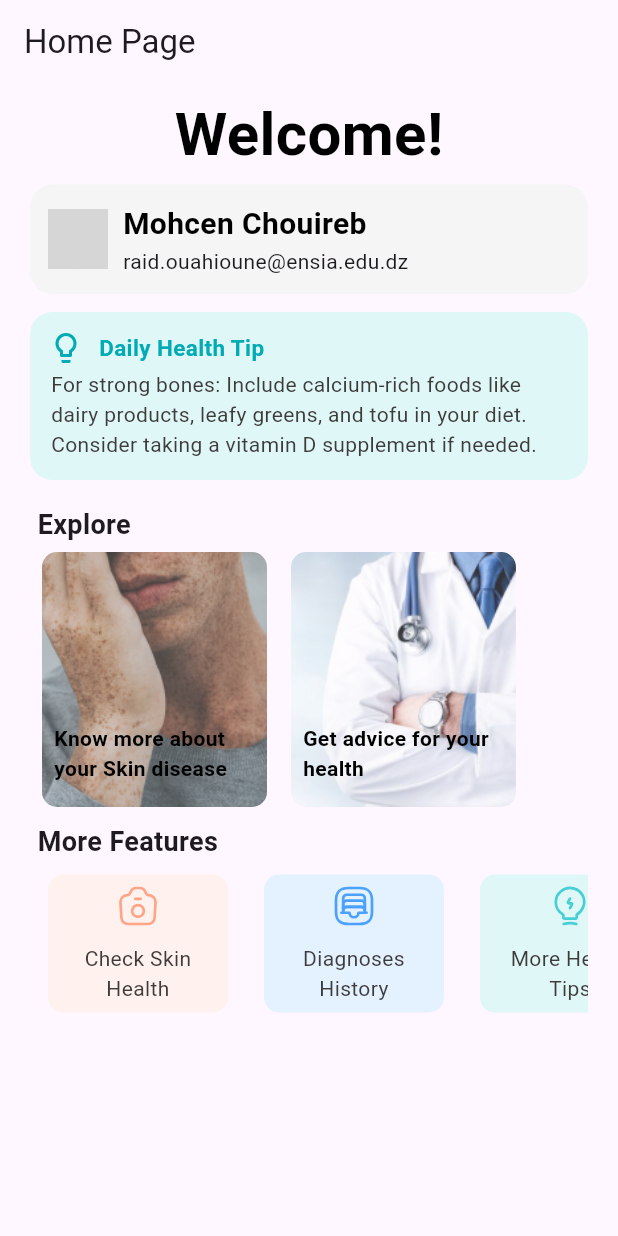
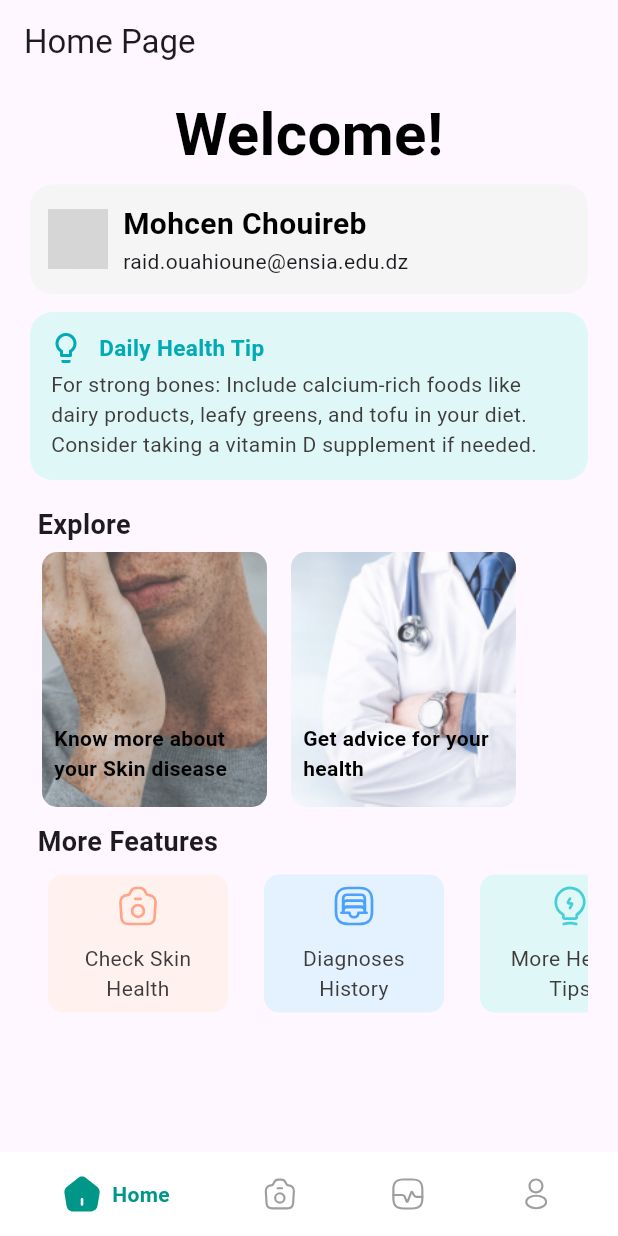
Before and after one commit to aminesslmn/apocalypse, a Flutter app: the screen it shows after launch, on a phone screen of 412 x 824 dp. Run offline on Flutter 3.47's test engine with Material 3 defaults, Android fonts, the light colour scheme and no system bars; our stand-ins replace flutter_svg; network calls fail; grey boxes are pictures that could not be loaded.

Commit message:
added the NavBar class

```diff
--- a/lib/features/feed/components/navbar.dart
+++ b/lib/features/feed/components/navbar.dart
@@ -1,72 +1,85 @@
+// navbar.dart
+
 import 'package:flutter/material.dart';
 import 'package:flutter_svg/flutter_svg.dart';
 
 class BottomNavBar extends StatelessWidget {
-  final int selectedIndex;
+  final int currentIndex;
   final ValueChanged<int> onItemTapped;
+  final List<String> screenNames;
 
   const BottomNavBar({
     Key? key,
-    required this.selectedIndex,
+    required this.currentIndex,
     required this.onItemTapped,
+    required this.screenNames,
   }) : super(key: key);
 
   @override
   Widget build(BuildContext context) {
-    return BottomAppBar(
+    return Container(
+      padding: EdgeInsets.symmetric(horizontal: 12.0, vertical: 16.0),
+      color: Colors.white,
       child: Row(
         mainAxisAlignment: MainAxisAlignment.spaceAround,
+        children: List.generate(4, (index) {
+          final bool isSelected = currentIndex == index;
+
+          return GestureDetector(
+            onTap: () => onItemTapped(index),
+            child: AnimatedContainer(
+              duration: Duration(milliseconds: 00),
+              curve: Curves.easeInOut,
+              child: Row(
                 children: [
-          _buildNavItem(
-            iconPath: 'assets/icons/home.svg',
-            title: 'Home',
-            index: 0,
+                  AnimatedScale(
+                    scale: isSelected ? 1.2 : 1.0,
+                    duration: Duration(milliseconds: 200),
+                    curve: Curves.easeInOut,
+                    child: SvgPicture.asset(
+                      _getIconPath(index),
+                      color: isSelected ? Colors.teal : Colors.grey,
+                      height: 24.0,
+                      width: 24.0,
                     ),
-          _buildNavItem(
-            iconPath: 'assets/icons/search.svg',
-            title: 'Search',
-            index: 1,
                   ),
-          _buildNavItem(
-            iconPath: 'assets/icons/notifications.svg',
-            title: 'Notifications',
-            index: 2,
+                  if (isSelected)
+                    AnimatedSlide(
+                      offset: isSelected ? Offset(0, 0) : Offset(1, 0),
+                      duration: Duration(milliseconds: 200),
+                      curve: Curves.easeInOut,
+                      child: Padding(
+                        padding: const EdgeInsets.only(left: 8.0),
+                        child: Text(
+                          screenNames[index],
+                          style: TextStyle(
+                            color: Colors.teal,
+                            fontWeight: FontWeight.bold,
                           ),
-          _buildNavItem(
-            iconPath: 'assets/icons/profile.svg',
-            title: 'Profile',
-            index: 3,
+                        ),
+                      ),
                     ),
                 ],
+              ),
+            ),
+          );
+        }),
       ),
     );
   }
 
-  Widget _buildNavItem({
-    required String iconPath,
-    required String title,
-    required int index,
-  }) {
-    final isSelected = selectedIndex == index;
-
-    return GestureDetector(
-      onTap: () => onItemTapped(index),
-      child: Column(
-        mainAxisSize: MainAxisSize.min,
-        children: [
-          SvgPicture.asset(
-            iconPath,
-            color: isSelected ? Colors.blue : Colors.grey,
-            height: 24.0,
-            width: 24.0,
-          ),
-          if (isSelected)
-            Text(
-              title,
-              style: TextStyle(color: Colors.blue, fontSize: 12.0),
-            ),
-        ],
-      ),
-    );
+  String _getIconPath(int index) {
+    switch (index) {
+      case 0:
+        return 'assets/icons/home.svg';
+      case 1:
+        return 'assets/icons/camera.svg';
+      case 2:
+        return 'assets/icons/health.svg';
+      case 3:
+        return 'assets/icons/profile.svg';
+      default:
+        return 'assets/icons/home.svg';
     }
   }
+}
--- a/lib/features/feed/views/home_page.dart
+++ b/lib/features/feed/views/home_page.dart
@@ -1,9 +1,11 @@
+// home_page.dart
+
+import 'package:flutter/material.dart';
 import 'package:apocalypsea2sv/config/ui_colors.dart';
 import 'package:apocalypsea2sv/features/feed/components/explore_list.dart';
 import 'package:apocalypsea2sv/features/feed/components/health_tip.dart';
 import 'package:apocalypsea2sv/features/feed/components/more_features.dart';
-import 'package:apocalypsea2sv/features/feed/components/navbar.dart';
-import 'package:flutter/material.dart';
+import 'package:apocalypsea2sv/features/feed/components/navbar.dart'; // Import your custom navbar
 import 'package:apocalypsea2sv/features/feed/components/header.dart';
 import 'package:apocalypsea2sv/features/feed/components/profile.dart';
 
@@ -15,13 +17,20 @@ class HomePage extends StatefulWidget {
 class _HomePageState extends State<HomePage> {
   int _selectedIndex = 0;
 
+  // List of screen names corresponding to each index
+  final List<String> _screenNames = [
+    'Home',
+    'Diagnosis',
+    'Tips',
+    'Profile',
+  ];
+
   void _onNavBarItemTapped(int index) {
     setState(() {
       _selectedIndex = index;
     });
 
-    // Add navigation logic here
-    // For example, you might use Navigator.pushNamed() or similar
+    // Add navigation logic here if necessary
   }
 
   @override
@@ -64,7 +73,8 @@ class _HomePageState extends State<HomePage> {
       ),
       body: SingleChildScrollView(
         child: Padding(
-          padding: const EdgeInsets.fromLTRB(20.0, 0.0, 20.0, 2.0), // Adjust padding
+          padding:
+              const EdgeInsets.fromLTRB(20.0, 0.0, 20.0, 2.0), // Adjust padding
           child: Column(
             children: [
               Header(headerText: "Welcome!"),
@@ -133,10 +143,11 @@ class _HomePageState extends State<HomePage> {
           ),
         ),
       ),
-      //bottomNavigationBar: BottomNavBar(
-      //  selectedIndex: _selectedIndex,
-      //  onItemTapped: _onNavBarItemTapped,
-      //),
+      bottomNavigationBar: BottomNavBar(
+        currentIndex: _selectedIndex, // Pass the current index here
+        onItemTapped: _onNavBarItemTapped,
+        screenNames: _screenNames, // Pass the screen names list
+      ),
     );
   }
 }
```
Also changed, not shown: assets/icons/health.svg (added), assets/icons/home.svg (added), assets/icons/profile.svg (added). Lines whose indentation alone changed are shown as unchanged.
